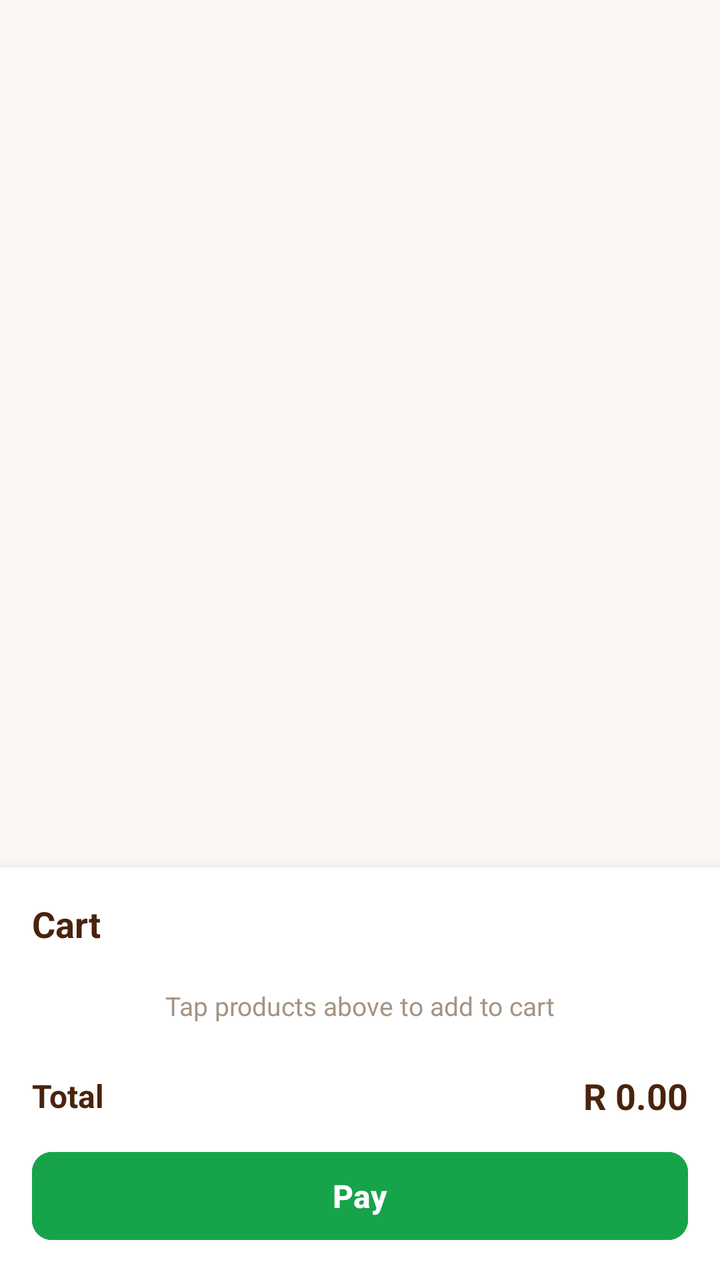
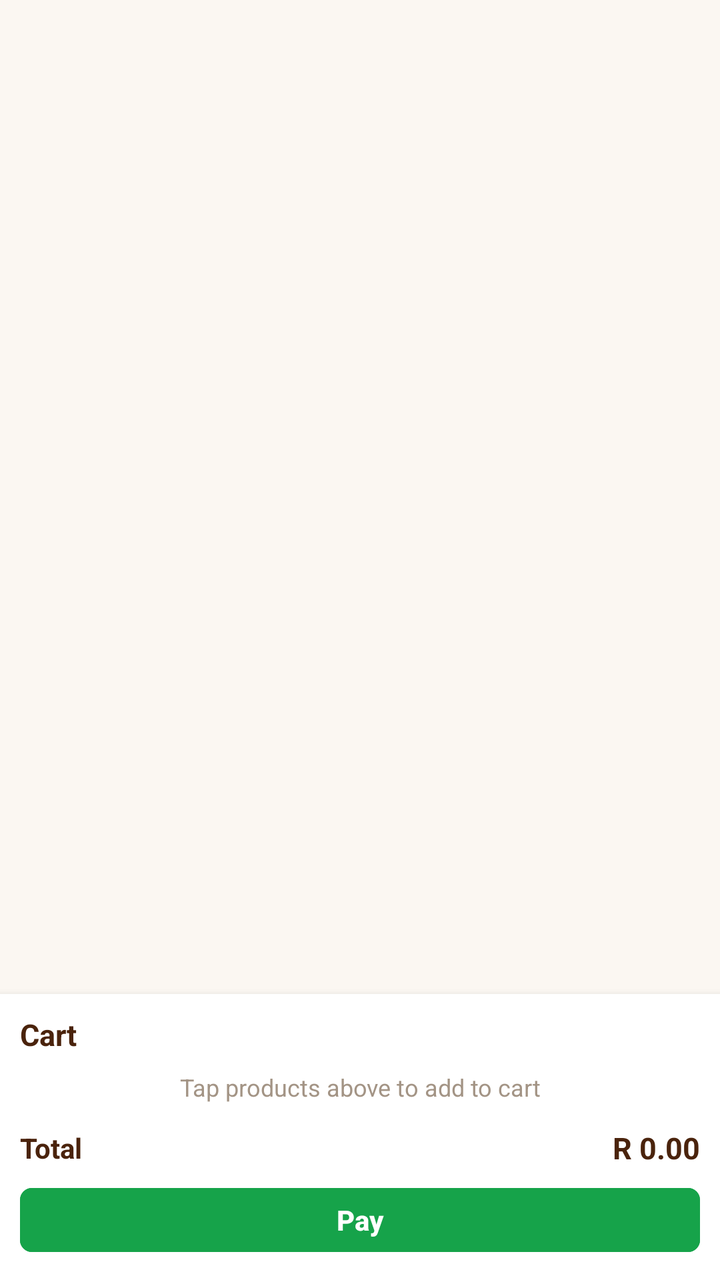

Screens rendered from an Android XML layout before and after an edit, with the pre-edit source and the edit as a unified diff.
<!-- AndroidManifest.xml: application theme Theme.SixCoachConfectionery -->
<!-- res/layout/fragment_sales.xml -->
<?xml version="1.0" encoding="utf-8"?>
<LinearLayout xmlns:android="http://schemas.android.com/apk/res/android"
    xmlns:app="http://schemas.android.com/apk/res-auto"
    xmlns:tools="http://schemas.android.com/tools"
    android:layout_width="match_parent"
    android:layout_height="match_parent"
    android:orientation="vertical"
    android:background="@color/bakery_bg">

    
    <HorizontalScrollView
        android:layout_width="match_parent"
        android:layout_height="wrap_content"
        android:paddingHorizontal="12dp"
        android:paddingVertical="10dp"
        android:scrollbars="none"
        android:clipToPadding="false">

        <LinearLayout
            android:id="@+id/layoutCategoryChips"
            android:layout_width="wrap_content"
            android:layout_height="wrap_content"
            android:orientation="horizontal" />

    </HorizontalScrollView>

    
    <LinearLayout
        android:layout_width="match_parent"
        android:layout_height="0dp"
        android:layout_weight="1"
        android:orientation="vertical">

        
        <androidx.recyclerview.widget.RecyclerView
            android:id="@+id/rvProducts"
            android:layout_width="match_parent"
            android:layout_height="0dp"
            android:layout_weight="1"
            android:paddingHorizontal="8dp"
            android:paddingBottom="8dp"
            android:clipToPadding="false"
            tools:listitem="@layout/item_product_card" />

        
        <LinearLayout
            android:id="@+id/layoutCartContainer"
            android:layout_width="match_parent"
            android:layout_height="wrap_content"
            android:orientation="vertical"
            android:background="@color/white"
            android:padding="16dp"
            android:elevation="8dp">

            <LinearLayout
                android:layout_width="match_parent"
                android:layout_height="wrap_content"
                android:orientation="horizontal"
                android:gravity="center_vertical"
                android:layout_marginBottom="8dp">

                <TextView
                    android:id="@+id/tvCartHeader"
                    android:layout_width="0dp"
                    android:layout_height="wrap_content"
                    android:layout_weight="1"
                    android:text="Cart"
                    android:textColor="@color/bakery_text_primary"
                    android:textSize="18sp"
                    android:textStyle="bold" />

                <TextView
                    android:id="@+id/btnClearCart"
                    android:layout_width="wrap_content"
                    android:layout_height="wrap_content"
                    android:text="Clear All"
                    android:textColor="@color/bakery_red"
                    android:textSize="12sp"
                    android:padding="4dp"
                    android:visibility="gone" />

            </LinearLayout>

            <androidx.recyclerview.widget.RecyclerView
                android:id="@+id/rvCartItems"
                android:layout_width="match_parent"
                android:layout_height="wrap_content"
                android:maxHeight="180dp"
                android:nestedScrollingEnabled="true"
                tools:listitem="@layout/item_cart_entry" />

            <TextView
                android:id="@+id/tvEmptyCart"
                android:layout_width="match_parent"
                android:layout_height="wrap_content"
                android:paddingVertical="12dp"
                android:gravity="center"
                android:text="Tap products above to add to cart"
                android:textColor="@color/bakery_text_muted"
                android:textSize="13sp" />

            <LinearLayout
                android:layout_width="match_parent"
                android:layout_height="wrap_content"
                android:layout_marginTop="12dp"
                android:orientation="horizontal"
                android:gravity="center_vertical">

                <TextView
                    android:layout_width="wrap_content"
                    android:layout_height="wrap_content"
                    android:text="Total"
                    android:textColor="@color/bakery_text_primary"
                    android:textSize="16sp"
                    android:textStyle="bold" />

                <View
                    android:layout_width="0dp"
                    android:layout_height="1dp"
                    android:layout_weight="1" />

                <TextView
                    android:id="@+id/tvCartTotal"
                    android:layout_width="wrap_content"
                    android:layout_height="wrap_content"
                    android:text="R 0.00"
                    android:textColor="@color/bakery_text_primary"
                    android:textSize="18sp"
                    android:textStyle="bold" />

            </LinearLayout>

            <Button
                android:id="@+id/btnPay"
                android:layout_width="match_parent"
                android:layout_height="52dp"
                android:layout_marginTop="12dp"
                android:text="Pay"
                android:textColor="@color/white"
                android:textSize="16sp"
                android:textStyle="bold"
                android:backgroundTint="@color/bakery_green"
                app:cornerRadius="10dp" />

        </LinearLayout>

    </LinearLayout>

</LinearLayout>
<!-- res/layout/item_product_card.xml (included above) -->
<?xml version="1.0" encoding="utf-8"?>
<com.google.android.material.card.MaterialCardView xmlns:android="http://schemas.android.com/apk/res/android"
    xmlns:app="http://schemas.android.com/apk/res-auto"
    android:id="@+id/cardProduct"
    android:layout_width="match_parent"
    android:layout_height="wrap_content"
    android:layout_margin="6dp"
    app:cardCornerRadius="12dp"
    app:cardElevation="2dp"
    app:strokeColor="@color/bakery_card_border"
    app:strokeWidth="1dp"
    app:cardBackgroundColor="@color/white">

    <LinearLayout
        android:layout_width="match_parent"
        android:layout_height="wrap_content"
        android:orientation="vertical"
        android:padding="12dp"
        android:gravity="center_horizontal">

        <TextView
            android:id="@+id/tvCategoryBadge"
            android:layout_width="wrap_content"
            android:layout_height="wrap_content"
            android:text="BREAD"
            android:textColor="@color/bakery_text_secondary"
            android:textSize="10sp"
            android:textStyle="bold"
            android:letterSpacing="0.1" />

        <TextView
            android:id="@+id/tvProductName"
            android:layout_width="wrap_content"
            android:layout_height="wrap_content"
            android:layout_marginTop="4dp"
            android:text="gwinya"
            android:textColor="@color/bakery_text_primary"
            android:textSize="16sp"
            android:textStyle="bold" />

        <TextView
            android:id="@+id/tvProductPrice"
            android:layout_width="wrap_content"
            android:layout_height="wrap_content"
            android:layout_marginTop="6dp"
            android:text="R 5.00"
            android:textColor="@color/bakery_text_primary"
            android:textSize="15sp"
            android:textStyle="bold" />

        <TextView
            android:id="@+id/tvProductStock"
            android:layout_width="wrap_content"
            android:layout_height="wrap_content"
            android:layout_marginTop="4dp"
            android:text="Stock 14"
            android:textColor="@color/bakery_text_muted"
            android:textSize="11sp" />

    </LinearLayout>

</com.google.android.material.card.MaterialCardView>
<!-- res/layout/item_cart_entry.xml (included above) -->
<?xml version="1.0" encoding="utf-8"?>
<LinearLayout xmlns:android="http://schemas.android.com/apk/res/android"
    xmlns:app="http://schemas.android.com/apk/res-auto"
    android:layout_width="match_parent"
    android:layout_height="wrap_content"
    android:layout_marginBottom="8dp"
    android:background="@drawable/bg_card_rounded"
    android:orientation="vertical"
    android:padding="12dp">

    <LinearLayout
        android:layout_width="match_parent"
        android:layout_height="wrap_content"
        android:orientation="horizontal"
        android:gravity="center_vertical">

        <LinearLayout
            android:layout_width="0dp"
            android:layout_height="wrap_content"
            android:layout_weight="1"
            android:orientation="vertical">

            <TextView
                android:id="@+id/tvCartItemName"
                android:layout_width="wrap_content"
                android:layout_height="wrap_content"
                android:text="gwinya"
                android:textColor="@color/bakery_text_primary"
                android:textSize="15sp"
                android:textStyle="bold" />

            <TextView
                android:id="@+id/tvCartItemCalc"
                android:layout_width="wrap_content"
                android:layout_height="wrap_content"
                android:layout_marginTop="2dp"
                android:text="R 5.00 x 1"
                android:textColor="@color/bakery_text_secondary"
                android:textSize="12sp" />

        </LinearLayout>

        <TextView
            android:id="@+id/btnCartRemove"
            android:layout_width="wrap_content"
            android:layout_height="wrap_content"
            android:text="Remove"
            android:textColor="@color/bakery_red"
            android:textSize="12sp"
            android:padding="4dp"
            android:clickable="true"
            android:focusable="true"
            android:background="?attr/selectableItemBackground" />

    </LinearLayout>

    <LinearLayout
        android:layout_width="match_parent"
        android:layout_height="wrap_content"
        android:layout_marginTop="8dp"
        android:orientation="horizontal"
        android:gravity="center_vertical">

        <LinearLayout
            android:layout_width="wrap_content"
            android:layout_height="wrap_content"
            android:orientation="horizontal"
            android:gravity="center_vertical"
            android:background="@drawable/bg_pill_unselected"
            android:paddingHorizontal="4dp"
            android:paddingVertical="2dp">

            <ImageButton
                android:id="@+id/btnCartMinus"
                android:layout_width="28dp"
                android:layout_height="28dp"
                android:background="?attr/selectableItemBackgroundBorderless"
                android:contentDescription="Decrease quantity"
                android:src="@drawable/ic_delete"
                app:tint="@color/bakery_brown" />

            <TextView
                android:id="@+id/tvCartQuantity"
                android:layout_width="32dp"
                android:layout_height="wrap_content"
                android:gravity="center"
                android:text="1"
                android:textColor="@color/bakery_text_primary"
                android:textSize="14sp"
                android:textStyle="bold" />

            <ImageButton
                android:id="@+id/btnCartPlus"
                android:layout_width="28dp"
                android:layout_height="28dp"
                android:background="?attr/selectableItemBackgroundBorderless"
                android:contentDescription="Increase quantity"
                android:src="@drawable/ic_add"
                app:tint="@color/bakery_brown" />

        </LinearLayout>

        <View
            android:layout_width="0dp"
            android:layout_height="1dp"
            android:layout_weight="1" />

        <TextView
            android:id="@+id/tvCartItemTotal"
            android:layout_width="wrap_content"
            android:layout_height="wrap_content"
            android:text="R 5.00"
            android:textColor="@color/bakery_text_primary"
            android:textSize="15sp"
            android:textStyle="bold" />

    </LinearLayout>

</LinearLayout>
<!-- resources referenced by this layout -->
<resources>
  <color name="bakery_bg">#FBF7F2</color>
  <color name="bakery_brown">#7C3E1D</color>
  <color name="bakery_card_border">#EAE1D7</color>
  <color name="bakery_green">#16A34A</color>
  <color name="bakery_red">#DC2626</color>
  <color name="bakery_text_muted">#A39485</color>
  <color name="bakery_text_primary">#4A230C</color>
  <color name="bakery_text_secondary">#8C7A6B</color>
  <color name="white">#FFFFFFFF</color>
  <!-- drawable bg_card_rounded (drawable) -->
  <?xml version="1.0" encoding="utf-8"?>
  <shape xmlns:android="http://schemas.android.com/apk/res/android"
      android:shape="rectangle">
      <solid android:color="@color/bakery_card_bg" />
      <corners android:radius="12dp" />
      <stroke
          android:width="1dp"
          android:color="@color/bakery_card_border" />
  </shape>
  <!-- drawable bg_pill_unselected (drawable) -->
  <?xml version="1.0" encoding="utf-8"?>
  <shape xmlns:android="http://schemas.android.com/apk/res/android"
      android:shape="rectangle">
      <solid android:color="@color/white" />
      <corners android:radius="20dp" />
      <stroke
          android:width="1dp"
          android:color="@color/bakery_card_border" />
  </shape>
  <!-- drawable ic_add (drawable) -->
  <vector xmlns:android="http://schemas.android.com/apk/res/android"
      android:width="24dp"
      android:height="24dp"
      android:viewportWidth="24"
      android:viewportHeight="24">
      <path
          android:fillColor="#FF000000"
          android:pathData="M19,13h-6v6h-2v-6H5v-2h6V5h2v6h6v2z"/>
  </vector>
  <!-- drawable ic_delete (drawable) -->
  <vector xmlns:android="http://schemas.android.com/apk/res/android"
      android:width="24dp"
      android:height="24dp"
      android:viewportWidth="24"
      android:viewportHeight="24">
      <path
          android:fillColor="#FF000000"
          android:pathData="M6,19c0,1.1 0.9,2 2,2h8c1.1,0 2,-0.9 2,-2V7H6v12zM19,4h-3.5l-1,-1h-5l-1,1H5v2h14V4z"/>
  </vector>
  <style name="Theme.SixCoachConfectionery" parent="Base.Theme.SixCoachConfectionery" />
  <color name="bakery_card_bg">#FFFFFF</color>
  <style name="Base.Theme.SixCoachConfectionery" parent="Theme.Material3.DayNight.NoActionBar">
          
          <item name="colorPrimary">@color/bakery_brown</item>
          <item name="colorOnPrimary">@color/white</item>
          <item name="colorPrimaryContainer">@color/bakery_tan_light</item>
          <item name="colorOnPrimaryContainer">@color/bakery_brown_dark</item>
          <item name="colorSecondary">@color/bakery_brown_light</item>
          <item name="android:windowBackground">@color/bakery_bg</item>
          <item name="android:statusBarColor">@color/bakery_brown</item>
      </style>
  <color name="bakery_tan_light">#F5EEE6</color>
  <color name="bakery_brown_dark">#4A230C</color>
  <color name="bakery_brown_light">#A06236</color>
</resources>

<!-- the commit's change to res/layout/fragment_sales.xml (unified diff, before → after) -->
@@ -12,7 +12,7 @@
         android:layout_width="match_parent"
         android:layout_height="wrap_content"
         android:paddingHorizontal="12dp"
-        android:paddingVertical="10dp"
+        android:paddingVertical="8dp"
         android:scrollbars="none"
         android:clipToPadding="false">
 
@@ -38,7 +38,7 @@
             android:layout_height="0dp"
             android:layout_weight="1"
             android:paddingHorizontal="8dp"
-            android:paddingBottom="8dp"
+            android:paddingBottom="4dp"
             android:clipToPadding="false"
             tools:listitem="@layout/item_product_card" />
 
@@ -49,15 +49,15 @@
             android:layout_height="wrap_content"
             android:orientation="vertical"
             android:background="@color/white"
-            android:padding="16dp"
-            android:elevation="8dp">
+            android:padding="10dp"
+            android:elevation="6dp">
 
             <LinearLayout
                 android:layout_width="match_parent"
                 android:layout_height="wrap_content"
                 android:orientation="horizontal"
                 android:gravity="center_vertical"
-                android:layout_marginBottom="8dp">
+                android:layout_marginBottom="2dp">
 
                 <TextView
                     android:id="@+id/tvCartHeader"
@@ -66,7 +66,7 @@
                     android:layout_weight="1"
                     android:text="Cart"
                     android:textColor="@color/bakery_text_primary"
-                    android:textSize="18sp"
+                    android:textSize="15sp"
                     android:textStyle="bold" />
 
                 <TextView
@@ -75,34 +75,35 @@
                     android:layout_height="wrap_content"
                     android:text="Clear All"
                     android:textColor="@color/bakery_red"
-                    android:textSize="12sp"
-                    android:padding="4dp"
+                    android:textSize="11sp"
+                    android:padding="2dp"
                     android:visibility="gone" />
 
             </LinearLayout>
 
+            
             <androidx.recyclerview.widget.RecyclerView
                 android:id="@+id/rvCartItems"
                 android:layout_width="match_parent"
-                android:layout_height="wrap_content"
-                android:maxHeight="180dp"
-                android:nestedScrollingEnabled="true"
+                android:layout_height="100dp"
+                android:scrollbars="vertical"
+                android:visibility="gone"
                 tools:listitem="@layout/item_cart_entry" />
 
             <TextView
                 android:id="@+id/tvEmptyCart"
                 android:layout_width="match_parent"
                 android:layout_height="wrap_content"
-                android:paddingVertical="12dp"
+                android:paddingVertical="6dp"
                 android:gravity="center"
                 android:text="Tap products above to add to cart"
                 android:textColor="@color/bakery_text_muted"
-                android:textSize="13sp" />
+                android:textSize="12sp" />
 
             <LinearLayout
                 android:layout_width="match_parent"
                 android:layout_height="wrap_content"
-                android:layout_marginTop="12dp"
+                android:layout_marginTop="6dp"
                 android:orientation="horizontal"
                 android:gravity="center_vertical">
 
@@ -111,7 +112,7 @@
                     android:layout_height="wrap_content"
                     android:text="Total"
                     android:textColor="@color/bakery_text_primary"
-                    android:textSize="16sp"
+                    android:textSize="14sp"
                     android:textStyle="bold" />
 
                 <View
@@ -125,7 +126,7 @@
                     android:layout_height="wrap_content"
                     android:text="R 0.00"
                     android:textColor="@color/bakery_text_primary"
-                    android:textSize="18sp"
+                    android:textSize="15sp"
                     android:textStyle="bold" />
 
             </LinearLayout>
@@ -133,14 +134,14 @@
             <Button
                 android:id="@+id/btnPay"
                 android:layout_width="match_parent"
-                android:layout_height="52dp"
-                android:layout_marginTop="12dp"
+                android:layout_height="40dp"
+                android:layout_marginTop="6dp"
                 android:text="Pay"
                 android:textColor="@color/white"
-                android:textSize="16sp"
+                android:textSize="14sp"
                 android:textStyle="bold"
                 android:backgroundTint="@color/bakery_green"
-                app:cornerRadius="10dp" />
+                app:cornerRadius="6dp" />
 
         </LinearLayout>
 
